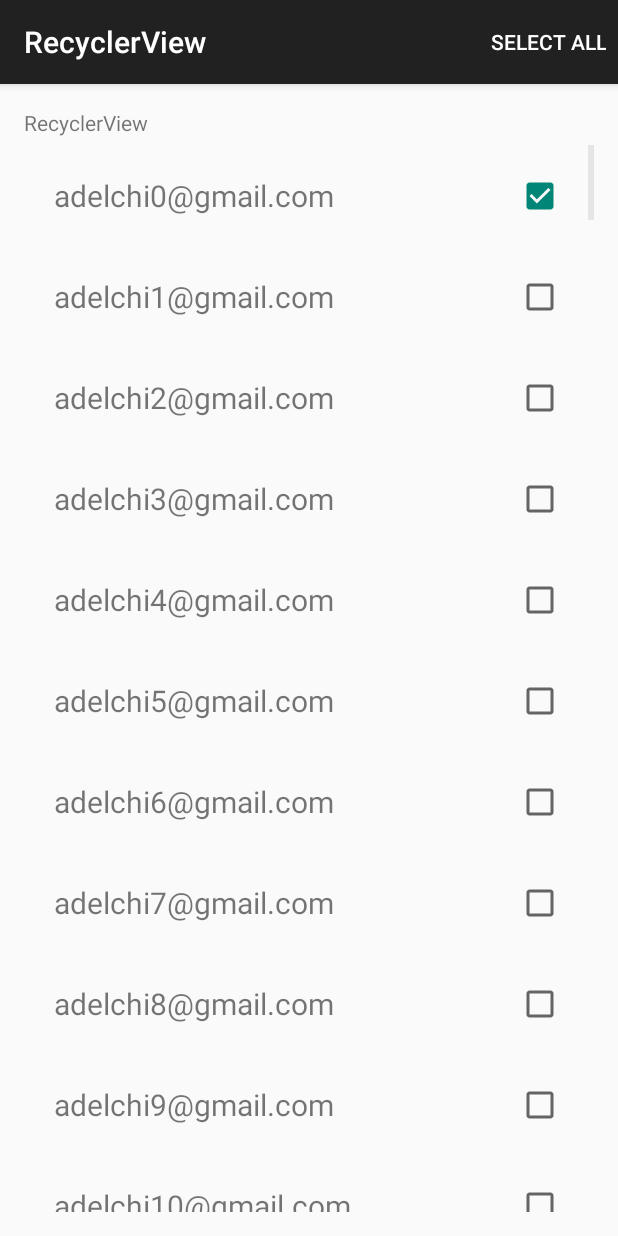
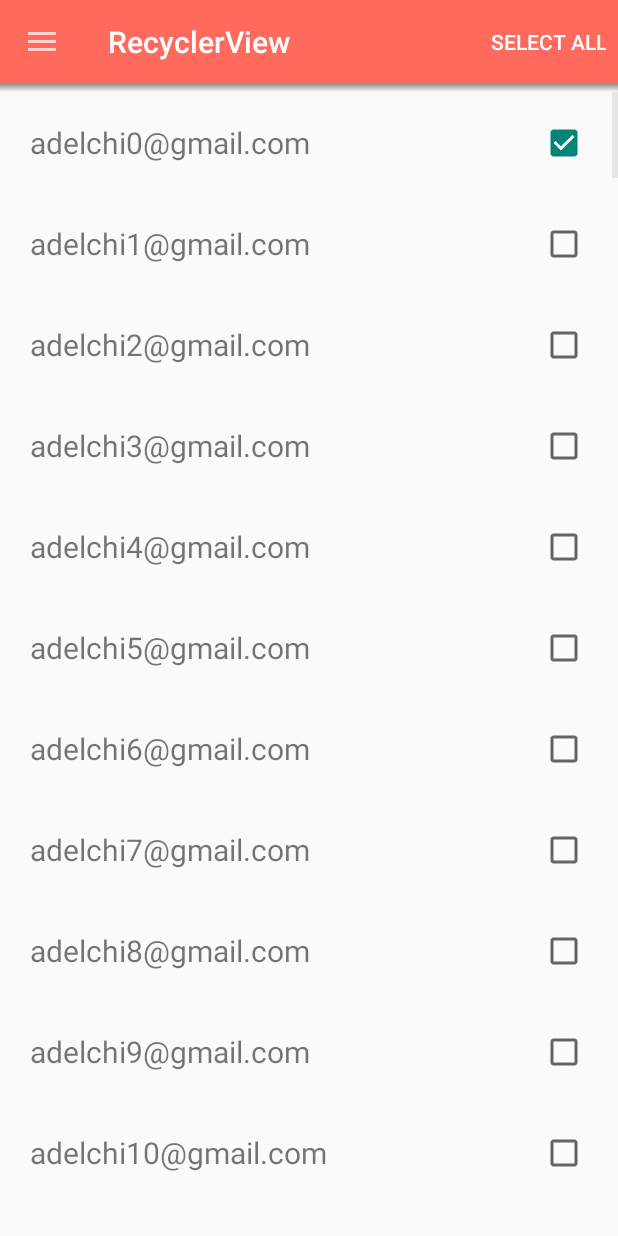
Before and after one commit to AdelchiF/RecyclerView, an Android app: the screen it shows after launch (MainActivity), after a tap on an icon or button, on a phone screen of 412 x 824 dp. Run offline under Robolectric (Android 15) with nearby library versions, the phone set to English and light mode, and no system bars.

```diff
--- a/app/src/main/java/com/example/adelchi/recyclerview/MainActivity.java
+++ b/app/src/main/java/com/example/adelchi/recyclerview/MainActivity.java
@@ -1,16 +1,22 @@
 package com.example.adelchi.recyclerview;
 
 import android.content.res.Configuration;
-import android.os.Parcel;
-import android.os.Parcelable;
+import android.support.v4.app.Fragment;
+import android.support.v4.widget.DrawerLayout;
 import android.support.v7.app.AppCompatActivity;
 import android.os.Bundle;
 import android.support.v7.widget.GridLayoutManager;
 import android.support.v7.widget.LinearLayoutManager;
 import android.support.v7.widget.RecyclerView;
+import android.support.v7.widget.Toolbar;
 import android.view.Menu;
 import android.view.MenuItem;
+import android.view.View;
+import android.widget.AdapterView;
+import android.widget.ArrayAdapter;
+import android.widget.ListView;
 import android.widget.TextView;
+import android.widget.Toast;
 
 import com.google.gson.Gson;
 import com.google.gson.reflect.TypeToken;
@@ -18,13 +24,18 @@ import com.google.gson.reflect.TypeToken;
 import java.lang.reflect.Type;
 import java.util.ArrayList;
 import java.util.List;
+import java.util.NavigableMap;
 
-public class MainActivity extends AppCompatActivity {
+public class MainActivity extends AppCompatActivity implements RecyclerViewOnClickListner {
 
     private RecyclerView recyclerView;
     private RecyclerView.LayoutManager layoutManager;
     private RecyclerView.Adapter adapter;
     private List<Persona> persone = new ArrayList<>();
+    private Toolbar toolbar;
+    private List<String> drawerElem = new ArrayList<>();
+    private DrawerLayout drawerLayout;
+    private ListView listViewNavDrawer;
 
     private boolean checked = false;
 
@@ -32,6 +43,33 @@ public class MainActivity extends AppCompatActivity {
     protected void onCreate(Bundle savedInstanceState) {
         super.onCreate(savedInstanceState);
         setContentView(R.layout.activity_main);
+
+        toolbar = (Toolbar)findViewById(R.id.toolbar);
+
+        setSupportActionBar(toolbar);
+
+        drawerLayout = (DrawerLayout)findViewById(R.id.drawer_layout);
+
+        NavigationDrawerFragment navigationDrawerFragment = (NavigationDrawerFragment)getSupportFragmentManager().findFragmentById(R.id.nav_draw_fragment);
+        navigationDrawerFragment.setUp(R.id.nav_draw_fragment, drawerLayout, toolbar);
+
+        /*
+        drawerElem.add("Elemento 1");
+        drawerElem.add("Elemento 2");
+        drawerElem.add("Elemento 3");
+
+        listViewNavDrawer = (ListView)findViewById(R.id.left_drawer);
+
+        listViewNavDrawer.setAdapter(new ArrayAdapter<String>(this, android.R.layout.simple_list_item_1, drawerElem));
+
+        listViewNavDrawer.setOnItemClickListener(new AdapterView.OnItemClickListener() {
+            @Override
+            public void onItemClick(AdapterView<?> parent, View view, int position, long id) {
+                String elem_selected = ((TextView)view).getText().toString();
+                Toast.makeText(getApplicationContext(), "Selezionato " + elem_selected, Toast.LENGTH_SHORT).show();
+            }
+        });
+        */
 
         recyclerView = (RecyclerView) findViewById(R.id.my_recycler_view);
 
@@ -55,10 +93,28 @@ public class MainActivity extends AppCompatActivity {
             }
 
         }
-        adapter = new MyAdapter(persone);
+        adapter = new MyAdapter(persone, this);
         recyclerView.setAdapter(adapter);
 
         recyclerView.setLayoutManager(layoutManager);
+
+
+    }
+
+    @Override
+    public void getRecyclerViewPositionListner(int position) {
+        persone.remove(position);
+        adapter.notifyItemRemoved(position);
+        Toast.makeText(this, "Prova posizione numero: " + position, Toast.LENGTH_SHORT).show();
+    }
+
+    @Override
+    public void getRecyclerViewPositionListnerCheck(int position) {
+        Persona persona = persone.get(position);
+        if (!persona.getChecked())
+            persona.setChecked(true);
+        else
+            persona.setChecked(false);
     }
 
     @Override
--- a/app/src/main/java/com/example/adelchi/recyclerview/MyAdapter.java
+++ b/app/src/main/java/com/example/adelchi/recyclerview/MyAdapter.java
@@ -19,19 +19,33 @@ public class MyAdapter extends RecyclerView.Adapter<MyAdapter.ViewHolder> {
 
     private ViewHolder viewHolder;
 
-    public static class ViewHolder extends RecyclerView.ViewHolder {
+    private static RecyclerViewOnClickListner mRecyclerViewClickListner;
+
+    public static class ViewHolder extends RecyclerView.ViewHolder implements View.OnClickListener {
 
         public TextView textView;
         public CheckBox checkBox;
 
         public ViewHolder(View itemView) {
             super(itemView);
+            itemView.setOnClickListener(this);
             this.textView = (TextView) itemView.findViewById(R.id.text);
             this.checkBox = (CheckBox) itemView.findViewById(R.id.checkbox);
+            this.checkBox.setOnClickListener(this);
+        }
+
+        @Override
+        public void onClick(View v) {
+            if(v instanceof CheckBox){
+                mRecyclerViewClickListner.getRecyclerViewPositionListnerCheck(this.getAdapterPosition());
+            }else {
+                mRecyclerViewClickListner.getRecyclerViewPositionListner(this.getAdapterPosition());
+            }
         }
     }
 
-    public MyAdapter(List<MainActivity.Persona> persone) {
+    public MyAdapter(List<MainActivity.Persona> persone, RecyclerViewOnClickListner recyclerViewOnClickListner) {
+        mRecyclerViewClickListner = recyclerViewOnClickListner;
         this.persone = persone;
     }
 
@@ -52,6 +66,10 @@ public class MyAdapter extends RecyclerView.Adapter<MyAdapter.ViewHolder> {
 
         final MainActivity.Persona persona = persone.get(i);
 
+        viewHolder.textView.setText(persona.getEmail());
+
+        viewHolder.checkBox.setChecked(persona.getChecked());
+        /*
         viewHolder.itemView.setOnClickListener(new View.OnClickListener() {
             @Override
             public void onClick(View v) {
@@ -59,10 +77,6 @@ public class MyAdapter extends RecyclerView.Adapter<MyAdapter.ViewHolder> {
 
             }
         });
-
-        viewHolder.textView.setText(persona.getEmail());
-
-        viewHolder.checkBox.setChecked(persona.getChecked());
 
         viewHolder.checkBox.setOnClickListener(new View.OnClickListener() {
             @Override
@@ -73,7 +87,7 @@ public class MyAdapter extends RecyclerView.Adapter<MyAdapter.ViewHolder> {
                     persona.setChecked(false);
             }
         });
-
+        */
     }
 
     @Override
--- /dev/null
+++ b/app/src/main/java/com/example/adelchi/recyclerview/NavigationDrawerFragment.java
@@ -0,0 +1,60 @@
+package com.example.adelchi.recyclerview;
+
+
+import android.os.Bundle;
+import android.support.v4.app.Fragment;
+import android.support.v4.widget.DrawerLayout;
+import android.support.v7.app.ActionBarDrawerToggle;
+import android.support.v7.widget.Toolbar;
+import android.view.LayoutInflater;
+import android.view.View;
+import android.view.ViewGroup;
+
+
+/**
+ * A simple {@link Fragment} subclass.
+ */
+public class NavigationDrawerFragment extends Fragment {
+
+    private View containerView;
+    private ActionBarDrawerToggle actionBarDrawerToggle;
+
+    public NavigationDrawerFragment() {
+        // Required empty public constructor
+    }
+
+
+    @Override
+    public View onCreateView(LayoutInflater inflater, ViewGroup container,
+                             Bundle savedInstanceState) {
+        // Inflate the layout for this fragment
+        return inflater.inflate(R.layout.fragment_navigation_drawer, container, false);
+    }
+
+
+    public void setUp(int navDrawerRef, DrawerLayout drawerLayout, Toolbar toolbar) {
+        containerView = getActivity().findViewById(navDrawerRef);
+
+        actionBarDrawerToggle = new ActionBarDrawerToggle(getActivity(), drawerLayout, toolbar, R.string.drawer_opened, R.string.drawer_closed){
+            @Override
+            public void onDrawerOpened(View drawerView) {
+                super.onDrawerOpened(drawerView);
+                getActivity().invalidateOptionsMenu();
+            }
+
+            @Override
+            public void onDrawerClosed(View drawerView) {
+                super.onDrawerClosed(drawerView);
+                getActivity().invalidateOptionsMenu();
+            }
+        };
+
+        drawerLayout.setDrawerListener(actionBarDrawerToggle);
+        drawerLayout.post(new Runnable() {
+            @Override
+            public void run() {
+                actionBarDrawerToggle.syncState();
+            }
+        });
+    }
+}
--- /dev/null
+++ b/app/src/main/java/com/example/adelchi/recyclerview/RecyclerViewOnClickListner.java
@@ -0,0 +1,11 @@
+package com.example.adelchi.recyclerview;
+
+import android.view.View;
+
+/**
+ * Created by Adelchi on 07/10/2015.
+ */
+public interface RecyclerViewOnClickListner {
+    public void getRecyclerViewPositionListner(int position);
+    public void getRecyclerViewPositionListnerCheck(int position);
+}
--- /dev/null
+++ b/app/src/main/res/drawable/toolbar_dropshadow.xml
@@ -0,0 +1,7 @@
+<?xml version="1.0" encoding="utf-8"?>
+<shape xmlns:android="http://schemas.android.com/apk/res/android" android:shape="rectangle">
+    <gradient
+        android:startColor="@android:color/transparent"
+        android:endColor="#88333333"
+        android:angle="90"/>
+</shape>
--- a/app/src/main/res/layout/activity_main.xml
+++ b/app/src/main/res/layout/activity_main.xml
@@ -1,20 +1,40 @@
-<RelativeLayout xmlns:android="http://schemas.android.com/apk/res/android"
-    xmlns:tools="http://schemas.android.com/tools" android:layout_width="match_parent"
-    android:layout_height="match_parent" android:paddingLeft="@dimen/activity_horizontal_margin"
-    android:paddingRight="@dimen/activity_horizontal_margin"
-    android:paddingTop="@dimen/activity_vertical_margin"
-    android:paddingBottom="@dimen/activity_vertical_margin" tools:context=".MainActivity">
+<android.support.v4.widget.DrawerLayout
+    xmlns:android="http://schemas.android.com/apk/res/android"
+    xmlns:tools="http://schemas.android.com/tools"
+    xmlns:app="http://schemas.android.com/apk/res-auto"
+    android:id="@+id/drawer_layout"
+    android:layout_width="match_parent"
+    android:layout_height="match_parent"
+    android:layout_below="@+id/toolbar">
 
-    <TextView android:text="@string/hello_world" android:layout_width="wrap_content"
-        android:layout_height="wrap_content"
-        android:id="@+id/textView" />
+    <RelativeLayout
+        xmlns:app="http://schemas.android.com/apk/res-auto"
+        android:layout_width="match_parent"
+        android:layout_height="match_parent"
+        tools:context=".MainActivity">
 
-    <android.support.v7.widget.RecyclerView
-        android:id="@+id/my_recycler_view"
-        android:scrollbars="vertical"
-        android:layout_width="match_parent"
-        android:layout_height="wrap_content"
-        android:layout_below="@+id/textView"
-        android:layout_marginTop="5dp" />
+        <include layout="@layout/toolbar"
+            android:id="@+id/include" />
 
-</RelativeLayout>
+        <!-- The main content view -->
+        <android.support.v7.widget.RecyclerView
+            android:id="@+id/my_recycler_view"
+            android:layout_width="match_parent"
+            android:layout_height="wrap_content"
+            android:scrollbars="vertical"
+            android:layout_below="@+id/include"
+            android:layout_alignParentLeft="true"
+            android:layout_alignParentStart="true" />
+
+    </RelativeLayout>
+
+    <fragment
+        android:id="@+id/nav_draw_fragment"
+        android:name="com.example.adelchi.recyclerview.NavigationDrawerFragment"
+        app:layout="@layout/fragment_navigation_drawer"
+        android:layout_width="@dimen/nav_draw_width"
+        android:layout_height="match_parent"
+        android:layout_gravity="start"
+        tools:layout="@layout/fragment_navigation_drawer" />
+
+</android.support.v4.widget.DrawerLayout>
--- /dev/null
+++ b/app/src/main/res/layout/fragment_navigation_drawer.xml
@@ -0,0 +1,11 @@
+<FrameLayout xmlns:android="http://schemas.android.com/apk/res/android"
+    xmlns:tools="http://schemas.android.com/tools" android:layout_width="match_parent"
+    android:layout_height="match_parent"
+    tools:context="com.example.adelchi.recyclerview.NavigationDrawerFragment"
+    android:background="#EEE">
+
+    <!-- TODO: Update blank fragment layout -->
+    <TextView android:layout_width="match_parent" android:layout_height="match_parent"
+        android:text="@string/hello_blank_fragment" />
+
+</FrameLayout>
--- /dev/null
+++ b/app/src/main/res/layout/toolbar.xml
@@ -0,0 +1,21 @@
+<?xml version="1.0" encoding="utf-8"?>
+<RelativeLayout xmlns:android="http://schemas.android.com/apk/res/android"
+    xmlns:app="http://schemas.android.com/apk/res-auto"
+    android:layout_width="match_parent"
+    android:layout_height="wrap_content"
+    >
+
+    <android.support.v7.widget.Toolbar
+        android:id="@+id/toolbar"
+        android:layout_width="match_parent"
+        android:layout_height="wrap_content"
+        android:background="?attr/colorPrimary"
+        app:theme="@style/ThemeOverlay.AppCompat.Dark" />
+
+
+    <View
+        android:layout_width="match_parent"
+        android:layout_height="5dp"
+        android:background="@drawable/toolbar_dropshadow"
+        android:layout_below="@id/toolbar"/>
+</RelativeLayout>
--- a/app/src/main/res/values/dimens.xml
+++ b/app/src/main/res/values/dimens.xml
@@ -2,4 +2,5 @@
     <!-- Default screen margins, per the Android Design guidelines. -->
     <dimen name="activity_horizontal_margin">16dp</dimen>
     <dimen name="activity_vertical_margin">16dp</dimen>
+    <dimen name="nav_draw_width">280dp</dimen>
 </resources>
--- a/app/src/main/res/values/strings.xml
+++ b/app/src/main/res/values/strings.xml
@@ -3,4 +3,9 @@
 
     <string name="hello_world">RecyclerView</string>
     <string name="action_settings">Select All</string>
+
+<!-- TODO: Remove or change this placeholder text -->
+    <string name="hello_blank_fragment">Hello blank fragment</string>
+    <string name="drawer_opened">Apri</string>
+    <string name="drawer_closed">Chiudi</string>
 </resources>
--- a/app/src/main/res/values/styles.xml
+++ b/app/src/main/res/values/styles.xml
@@ -1,8 +1,10 @@
 <resources>
 
     <!-- Base application theme. -->
-    <style name="AppTheme" parent="Theme.AppCompat.Light.DarkActionBar">
-        <!-- Customize your theme here. -->
+    <style name="AppTheme" parent="Theme.AppCompat.Light.NoActionBar">
+
+        <item name="colorPrimary">#ff6a5d</item>
+        <item name="colorPrimaryDark">#ff0800</item>
     </style>
 
 </resources>
```
Also changed, not shown: app/build.gradle (+6 -4 lines), 1 other file.
